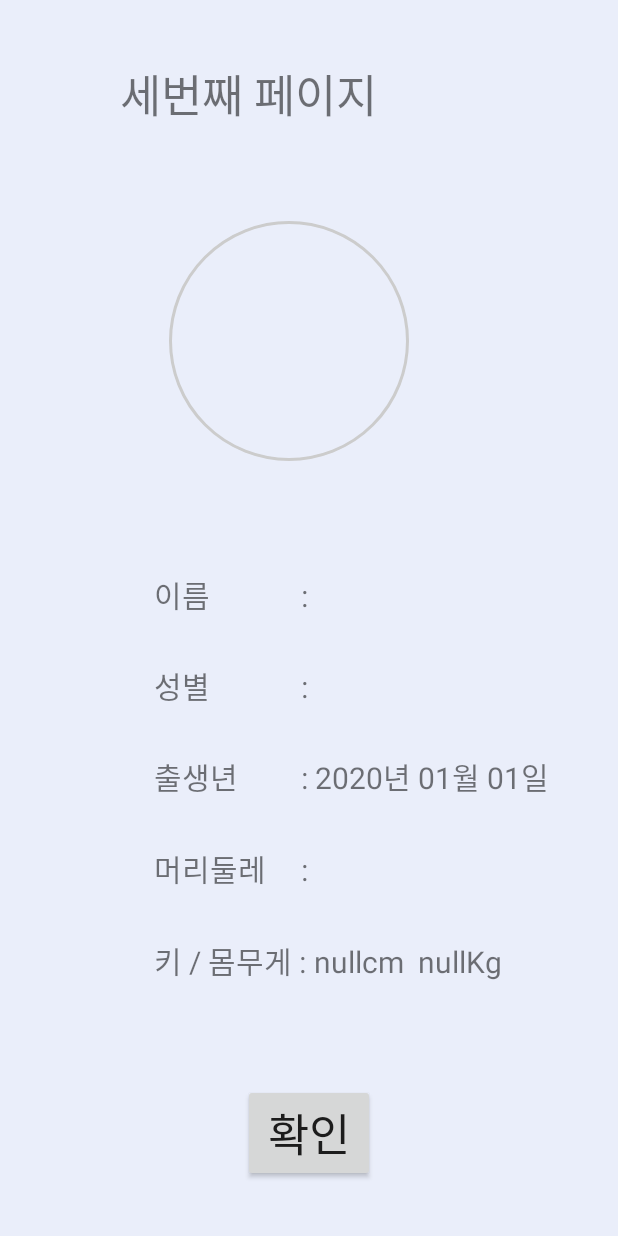
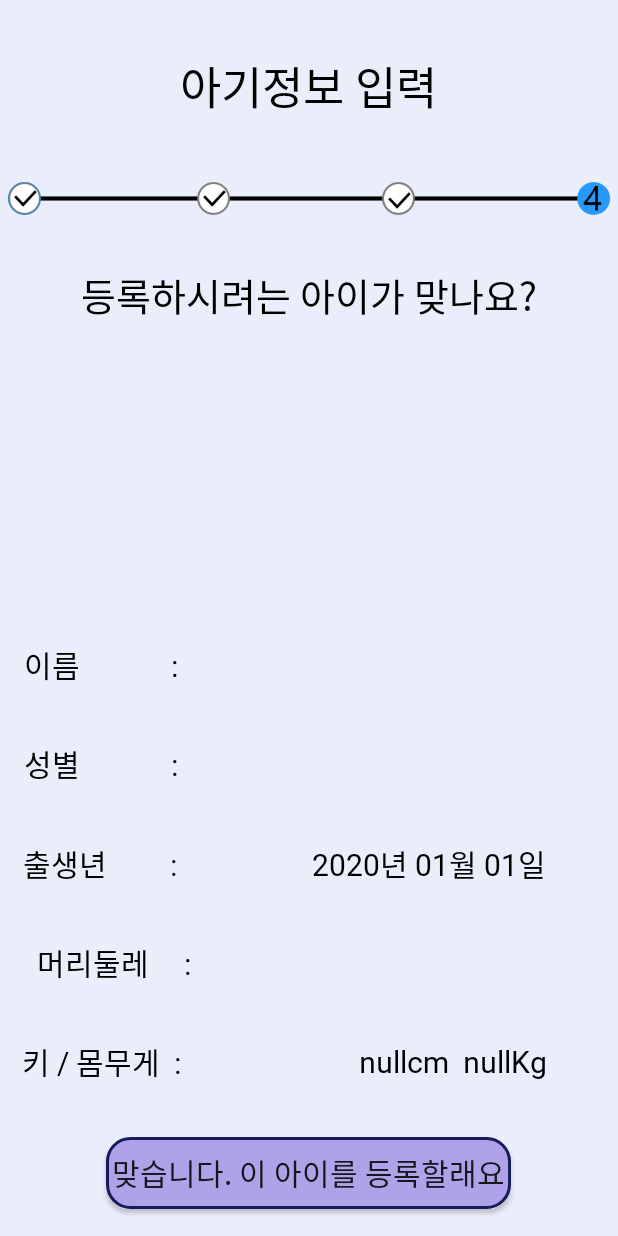
Before and after one commit to TAEHOONS/Baily, an Android app: the ThirdPage screen opened directly, with no data from a screen before it, on a phone screen of 412 x 824 dp. Run offline under Robolectric (Android 15) with nearby library versions, the phone set to English and light mode, and no system bars; our stand-ins replace CircleImageView, Firebase (no records; nobody signed in at launch, a user with empty details on screens opened directly); 1 statement that could not run was skipped.

Commit message:
메인액티비티 비율조정 완료

```diff
--- a/app/src/main/res/layout/activity_second_page.xml
+++ b/app/src/main/res/layout/activity_second_page.xml
@@ -101,7 +101,7 @@
                         app:layout_constraintEnd_toEndOf="parent"
                         app:layout_constraintHorizontal_bias="0.898"
                         app:layout_constraintStart_toEndOf="@+id/textView10"
-                        app:layout_constraintTop_toTopOf="parent" />
+                        app:layout_constraintTop_toTopOf="parent"/>
 
                 </androidx.constraintlayout.widget.ConstraintLayout>
             </LinearLayout>
--- a/app/src/main/res/layout/activity_third_page.xml
+++ b/app/src/main/res/layout/activity_third_page.xml
@@ -6,199 +6,325 @@
     android:layout_height="match_parent"
     android:background="#EAEEFA"
     android:orientation="vertical"
-    android:weightSum="12"
+    android:weightSum="100"
     tools:context=".babyPlus.ThirdPage">
 
     <LinearLayout
         android:layout_width="match_parent"
         android:layout_height="0dp"
-        android:layout_weight="2"
+        android:layout_weight="3"
+        android:gravity="center"></LinearLayout>
 
-        >
-        //아기 정보입력
+    <LinearLayout
+        android:layout_width="match_parent"
+        android:layout_height="0dp"
+        android:layout_weight="8"
+        android:gravity="center">
 
         <TextView
             android:id="@+id/tp_TV_title"
             android:layout_width="wrap_content"
             android:layout_height="wrap_content"
-            android:layout_marginLeft="80dp"
-            android:layout_marginTop="40dp"
-            android:text="세번째 페이지"
+            android:fontFamily="@font/godo"
+            android:text="아기정보 입력"
+            android:textColor="#000000"
             android:textSize="30dp" />
     </LinearLayout>
 
     <LinearLayout
         android:layout_width="match_parent"
         android:layout_height="0dp"
-        android:layout_weight="8"
-        android:gravity="center"
-        android:orientation="horizontal"
-        android:weightSum="4">
+        android:layout_weight="10"
+        android:gravity="center">
 
-        <LinearLayout
-            android:layout_width="0dp"
+        <ImageView
+            android:id="@+id/imageView3"
+            android:layout_width="match_parent"
             android:layout_height="match_parent"
-            android:layout_weight="1"
-            android:gravity="center"></LinearLayout>
+            app:srcCompat="@drawable/bar3" />
 
-        <LinearLayout
-            android:layout_width="0dp"
-            android:layout_height="match_parent"
-            android:layout_weight="3"
-            android:gravity="center"
-            android:orientation="vertical"
-            android:weightSum="9">
+    </LinearLayout>
 
     <LinearLayout
         android:layout_width="match_parent"
         android:layout_height="0dp"
-                android:layout_weight="4"
-                android:gravity="left">
+        android:layout_weight="6"
+        android:gravity="center">
 
-                <de.hdodenhof.circleimageview.CircleImageView
-                    android:id="@+id/tp_profileImg"
-                    android:layout_width="160dp"
-                    android:layout_height="160dp"
-                    android:layout_margin="10dp"
-                    android:onClick="mOnClick"
-                    android:src="@drawable/ic_baby"
-                    app:civ_border_color="#FFCCCCCC"
-                    app:civ_border_width="2dp" />
+        <TextView
+            android:layout_width="wrap_content"
+            android:layout_height="wrap_content"
+            android:fontFamily="@font/godo"
+            android:text="등록하시려는 아이가 맞나요?"
+            android:textColor="#000000"
+            android:textSize="25dp" />
     </LinearLayout>
-            //이름 입력
 
     <LinearLayout
         android:layout_width="match_parent"
         android:layout_height="0dp"
-                android:layout_weight="1"
-                android:gravity="left">
+        android:layout_weight="23"
+        android:gravity="center">
+
+        <de.hdodenhof.circleimageview.CircleImageView
+            android:id="@+id/tp_profileImg"
+            android:layout_width="wrap_content"
+            android:layout_height="wrap_content"
+            android:onClick="mOnClick"
+            android:src="@drawable/ic_baby"
+            app:civ_border_color="#FFCCCCCC"
+            app:civ_border_width="1dp" />
+    </LinearLayout>
+
+
+    <LinearLayout
+        android:layout_width="match_parent"
+        android:layout_height="0dp"
+        android:layout_weight="8"
+        android:gravity="center">
+
+        <androidx.constraintlayout.widget.ConstraintLayout
+            android:layout_width="match_parent"
+            android:layout_height="match_parent">
 
             <TextView
                 android:layout_width="wrap_content"
                 android:layout_height="wrap_content"
+                android:layout_marginStart="16dp"
+                android:layout_marginLeft="16dp"
+                android:fontFamily="@font/godo"
                 android:inputType="textPersonName"
                 android:text="이름             : "
-                    android:textSize="20dp" />
+                android:textColor="#000000"
+                android:textSize="20dp"
+                app:layout_constraintBottom_toBottomOf="parent"
+                app:layout_constraintEnd_toStartOf="@+id/tp_nameTV"
+                app:layout_constraintHorizontal_bias="0.0"
+                app:layout_constraintStart_toStartOf="parent"
+                app:layout_constraintTop_toTopOf="parent"
+                app:layout_constraintVertical_bias="0.483" />
+
             <TextView
                 android:id="@+id/tp_nameTV"
                 android:layout_width="wrap_content"
                 android:layout_height="wrap_content"
+                android:layout_marginEnd="48dp"
+                android:layout_marginRight="48dp"
+                android:fontFamily="@font/godo"
                 android:inputType="textPersonName"
                 android:text="이름"
-                    android:textSize="20dp" />
+                android:textColor="#000000"
+                android:textSize="20dp"
+                app:layout_constraintBottom_toBottomOf="parent"
+                app:layout_constraintEnd_toEndOf="parent"
+                app:layout_constraintTop_toTopOf="parent"
+                app:layout_constraintVertical_bias="0.483" />
 
+        </androidx.constraintlayout.widget.ConstraintLayout>
     </LinearLayout>
-            //성별 입력 sp_sexET
+
 
     <LinearLayout
         android:layout_width="match_parent"
         android:layout_height="0dp"
-                android:layout_weight="1"
+        android:layout_weight="8"
         android:gravity="left">
+
+        <androidx.constraintlayout.widget.ConstraintLayout
+            android:layout_width="match_parent"
+            android:layout_height="match_parent">
 
             <TextView
 
+                android:id="@+id/textView9"
                 android:layout_width="wrap_content"
                 android:layout_height="wrap_content"
+                android:layout_marginStart="16dp"
+                android:layout_marginLeft="16dp"
+                android:fontFamily="@font/godo"
                 android:inputType="textPersonName"
                 android:text="성별             : "
-                    android:textSize="20dp" />
+                android:textColor="#000000"
+                android:textSize="20dp"
+                app:layout_constraintBottom_toBottomOf="parent"
+                app:layout_constraintEnd_toStartOf="@+id/tp_sexTV"
+                app:layout_constraintHorizontal_bias="0.0"
+                app:layout_constraintStart_toStartOf="parent"
+                app:layout_constraintTop_toTopOf="parent"
+                app:layout_constraintVertical_bias="0.483" />
+
             <TextView
                 android:id="@+id/tp_sexTV"
                 android:layout_width="wrap_content"
                 android:layout_height="wrap_content"
+                android:layout_marginEnd="48dp"
+                android:layout_marginRight="48dp"
+                android:fontFamily="@font/godo"
                 android:inputType="textPersonName"
                 android:text="성별"
-                    android:textSize="20dp" />
+                android:textColor="#000000"
+                android:textSize="20dp"
+                app:layout_constraintBottom_toBottomOf="parent"
+                app:layout_constraintEnd_toEndOf="parent"
+                app:layout_constraintTop_toTopOf="parent"
+                app:layout_constraintVertical_bias="0.516" />
 
+        </androidx.constraintlayout.widget.ConstraintLayout>
     </LinearLayout>
-            //출생 입력 sp_berthET
+
 
     <LinearLayout
         android:layout_width="match_parent"
         android:layout_height="0dp"
-                android:layout_weight="1"
+        android:layout_weight="8"
         android:gravity="left">
+
+        <androidx.constraintlayout.widget.ConstraintLayout
+            android:layout_width="match_parent"
+            android:layout_height="match_parent">
 
             <TextView
                 android:layout_width="wrap_content"
                 android:layout_height="wrap_content"
+                android:fontFamily="@font/godo"
                 android:inputType="textPersonName"
                 android:text="출생년         : "
-                    android:textSize="20dp" />
+                android:textColor="#000000"
+                android:textSize="20dp"
+                app:layout_constraintBottom_toBottomOf="parent"
+                app:layout_constraintEnd_toStartOf="@+id/tp_berthTV"
+                app:layout_constraintHorizontal_bias="0.155"
+                app:layout_constraintStart_toStartOf="parent"
+                app:layout_constraintTop_toTopOf="parent" />
 
             <TextView
                 android:id="@+id/tp_berthTV"
                 android:layout_width="wrap_content"
                 android:layout_height="wrap_content"
-                    android:gravity="left"
+                android:layout_marginEnd="48dp"
+                android:layout_marginRight="48dp"
+                android:fontFamily="@font/godo"
+                android:gravity="center"
                 android:inputType="textPersonName"
                 android:text="2020년 01월 01일"
-                    android:textSize="20dp" />
+                android:textColor="#000000"
+                android:textSize="20dp"
+                app:layout_constraintBottom_toBottomOf="parent"
+                app:layout_constraintEnd_toEndOf="parent"
+                app:layout_constraintTop_toTopOf="parent" />
+
+        </androidx.constraintlayout.widget.ConstraintLayout>
     </LinearLayout>
     //머리 둘레 입력 sp_headlineET
 
     <LinearLayout
         android:layout_width="match_parent"
         android:layout_height="0dp"
-                android:layout_weight="1"
-                android:gravity="left">
+        android:layout_weight="8"
+        android:gravity="center">
+
+        <androidx.constraintlayout.widget.ConstraintLayout
+            android:layout_width="match_parent"
+            android:layout_height="match_parent">
 
             <TextView
                 android:layout_width="wrap_content"
                 android:layout_height="wrap_content"
+                android:fontFamily="@font/godo"
                 android:text="머리둘레     : "
-                    android:textSize="20dp" />
+                android:textColor="#000000"
+                android:textSize="20dp"
+                app:layout_constraintBottom_toBottomOf="parent"
+                app:layout_constraintEnd_toStartOf="@+id/tp_headlineTV"
+                app:layout_constraintHorizontal_bias="0.095"
+                app:layout_constraintStart_toStartOf="parent"
+                app:layout_constraintTop_toTopOf="parent" />
+
             <TextView
                 android:id="@+id/tp_headlineTV"
                 android:layout_width="wrap_content"
                 android:layout_height="wrap_content"
-                    android:text="머리둘레   "
-                    android:textSize="20dp" />
+                android:layout_marginEnd="48dp"
+                android:layout_marginRight="48dp"
+                android:fontFamily="@font/godo"
+                android:text="머리둘레"
+                android:textColor="#000000"
+                android:textSize="20dp"
+                app:layout_constraintBottom_toBottomOf="parent"
+                app:layout_constraintEnd_toEndOf="parent"
+                app:layout_constraintTop_toTopOf="parent" />
 
+        </androidx.constraintlayout.widget.ConstraintLayout>
     </LinearLayout>
     //킼,몸무게 입력
 
     <LinearLayout
         android:layout_width="match_parent"
         android:layout_height="0dp"
-                android:layout_weight="1"
-                android:gravity="left">
+        android:layout_weight="8"
+        android:gravity="center">
+
+        <androidx.constraintlayout.widget.ConstraintLayout
+            android:layout_width="match_parent"
+            android:layout_height="match_parent">
+
 
             <TextView
                 android:layout_width="wrap_content"
                 android:layout_height="wrap_content"
+                android:fontFamily="@font/godo"
                 android:inputType="textPersonName"
                 android:onClick="mOnClick"
-                    android:text="키 / 몸무게 : "
-                    android:textSize="20dp" />
+                android:text="키 / 몸무게  : "
+                android:textColor="#000000"
+                android:textSize="20dp"
+                app:layout_constraintBottom_toBottomOf="parent"
+                app:layout_constraintEnd_toStartOf="@+id/tp_HWATV"
+                app:layout_constraintHorizontal_bias="0.115"
+                app:layout_constraintStart_toStartOf="parent"
+                app:layout_constraintTop_toTopOf="parent" />
 
             <TextView
                 android:id="@+id/tp_HWATV"
                 android:layout_width="wrap_content"
                 android:layout_height="wrap_content"
+                android:layout_marginEnd="48dp"
+                android:layout_marginRight="48dp"
+                android:fontFamily="@font/godo"
                 android:gravity="center"
                 android:inputType="textPersonName"
                 android:onClick="mOnClick"
                 android:text="키 몸무게 입력"
-                    android:textSize="20dp" />
+                android:textColor="#000000"
+                android:textSize="20dp"
+                app:layout_constraintBottom_toBottomOf="parent"
+                app:layout_constraintEnd_toEndOf="parent"
+                app:layout_constraintTop_toTopOf="parent" />
+
+        </androidx.constraintlayout.widget.ConstraintLayout>
     </LinearLayout>
-        </LinearLayout>
-    </LinearLayout>
-    //완료 버튼 sp_creatBtn
 
     <LinearLayout
         android:layout_width="match_parent"
         android:layout_height="0dp"
-        android:layout_weight="2"
+        android:layout_weight="1"
+        android:gravity="center"></LinearLayout>
+
+    <LinearLayout
+        android:layout_width="match_parent"
+        android:layout_height="0dp"
+        android:layout_gravity="center"
+        android:layout_weight="8"
         android:gravity="center">
 
         <Button
             android:id="@+id/tp_plusBtn"
             android:layout_width="wrap_content"
             android:layout_height="wrap_content"
+            android:background="@drawable/bora2"
+            android:fontFamily="@font/godo"
             android:onClick="mOnClick"
-            android:text="확인"
-            android:textSize="30dp" />
+            android:text="맞습니다. 이 아이를 등록할래요"
+            android:textSize="20dp" />
     </LinearLayout>
 </LinearLayout>
```
Also changed, not shown: app/src/main/res/drawable-v24/bar3.PNG (added). Lines whose indentation alone changed are shown as unchanged.
